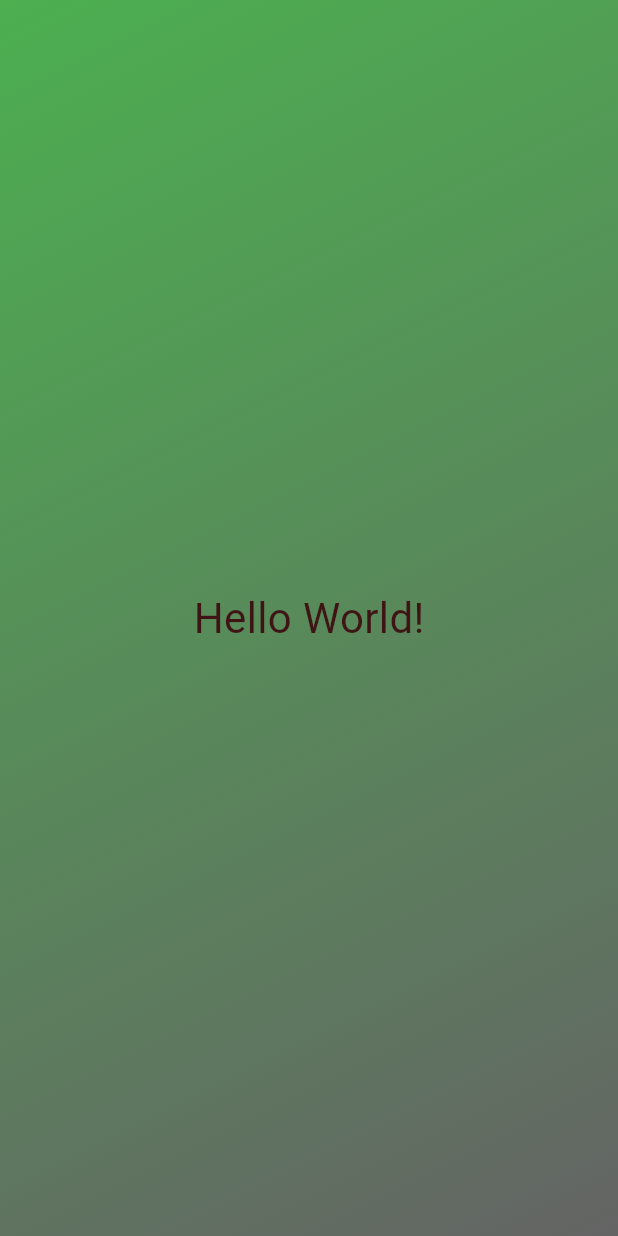
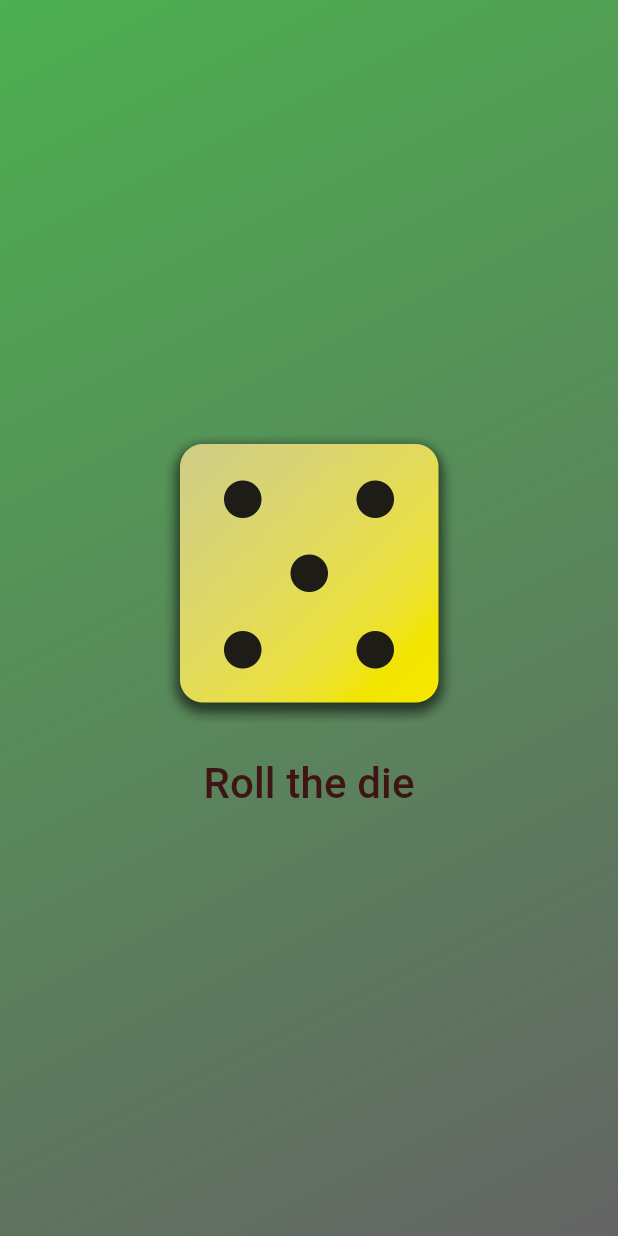
Before and after one commit to DevoGHub/flutter_dice, a Flutter app: the screen it shows after launch, on a phone screen of 412 x 824 dp. Run offline on Flutter 3.47's test engine with Material 3 defaults, Android fonts, the phone set to English and light mode, and no system bars.

Commit message:
Done with dart roller app

```diff
--- /dev/null
+++ b/lib/die_roller.dart
@@ -0,0 +1,57 @@
+import 'dart:math';
+
+import 'package:flutter/material.dart';
+import 'package:flutter_dice/styled_text.dart';
+
+final random = Random();
+int generateNumber() {
+  return random.nextInt(6) + 1;
+}
+
+class DieRoller extends StatefulWidget {
+  const DieRoller({super.key});
+
+  @override
+  State<DieRoller> createState() {
+    return _DieRollerState();
+  }
+}
+
+class _DieRollerState extends State<DieRoller> {
+  // leading _ is to define private classes
+  int currentNum = generateNumber();
+
+  void rollDie() {
+    setState(() {
+      currentNum = generateNumber();
+    });
+  }
+
+  @override
+  Widget build(context) {
+    return Column(
+      mainAxisSize: MainAxisSize.min,
+      children: [
+        Image.asset(
+          'assets/images/die-$currentNum.png',
+          width: 200,
+        ),
+        TextButton(
+          // onPressed: () {print('Hi');}, // Anonymous function syntax
+          onPressed: rollDie,
+          // style: TextButton.styleFrom(
+          //   foregroundColor: Colors.white,
+          //   textStyle: const TextStyle(
+          //     fontSize: 28,
+          //   ),
+          // ),
+          style: TextButton.styleFrom(
+              padding: const EdgeInsets.only(
+            top: 20,
+          )),
+          child: const StyledText('Roll the die'),
+        ),
+      ],
+    );
+  }
+}
--- /dev/null
+++ b/lib/gradient_container.dart
@@ -0,0 +1,29 @@
+import 'package:flutter/material.dart';
+import 'package:flutter_dice/die_roller.dart';
+
+const beginAlignment = Alignment.topLeft;
+const endAlignment = Alignment.bottomRight;
+
+class GradientContainer extends StatelessWidget {
+  final List<Color> colorsList;
+
+  // const GradientContainer({key}): super(key: key); or
+  const GradientContainer(this.colorsList, {super.key});
+
+  @override
+  Widget build(context) {
+    return Container(
+      decoration: BoxDecoration(
+        gradient: LinearGradient(
+          colors: colorsList,
+          begin: beginAlignment,
+          end: endAlignment,
+        ),
+      ),
+      child: const Center(
+        // child: StyledText(text),
+        child: DieRoller(),
+      ), // Center is used to center everything along both axis
+    ); // Basically div - cannot be const, nor can its ancestors
+  } // build s called when this widget is used
+} // Custom Widget; used for reusable widget blocks
--- a/lib/main.dart
+++ b/lib/main.dart
@@ -1,41 +1,17 @@
-import 'package:flutter/material.dart'; // Basic Flutter file
+import 'package:flutter/material.dart';
+import 'package:flutter_dice/gradient_container.dart'; // Basic Flutter file
 
-class GradientContainer extends StatelessWidget {
-  // const GradientContainer({key}): super(key: key); or
-  const GradientContainer({super.key});
-
-  @override
-  Widget build(context) {
-    return Container(
-      decoration: const BoxDecoration(
-        gradient: LinearGradient(
-          colors: [
-            Colors.green,
-            Color.fromRGBO(100, 100, 100, 1),
-          ],
-          begin: Alignment.topLeft,
-          end: Alignment.bottomRight,
-        ),
-      ),
-      child: const Center(
-        child: Text(
-          'Hello World!',
-          style: TextStyle(
-            color: Color.fromRGBO(62, 20, 20, 1),
-            fontSize: 28,
-          ),
-        ), // Text is another widget class. the first param is positional and is the readable text.
-      ), // Center is used to center everything along both axis
-    ); // Basically div - cannot be const, nor can its ancestors
-  } // build s called when this widget is used
-} // Custom Widget; used for reusable widget blocks
+const colorsList = [
+  Colors.green,
+  Color.fromRGBO(100, 100, 100, 1),
+];
 
 void main() {
   runApp(
     const MaterialApp(
       home: Scaffold(
         // backgroundColor: Color.fromRGBO(88, 14, 14, 1),
-        body: GradientContainer(),
+        body: GradientContainer(colorsList),
       ), // Scaffold is to organise and style elements
     ), // MaterialApp() is a widget class and this syntax is the cnstructor declaration. This is the root element too, somewhat like <html>
   ); // Calling the runApp() function from flutter/material.dart package; show the App UI
--- /dev/null
+++ b/lib/styled_text.dart
@@ -0,0 +1,18 @@
+import 'package:flutter/material.dart';
+
+class StyledText extends StatelessWidget {
+  final String text;
+
+  const StyledText(this.text, {super.key});
+
+  @override
+  Widget build(context) {
+    return Text(
+      text,
+      style: const TextStyle(
+        color: Color.fromRGBO(62, 20, 20, 1),
+        fontSize: 28,
+      ),
+    ); // Text is another widget class. the first param is positional and is the readable text.
+  }
+}
--- a/pubspec.yaml
+++ b/pubspec.yaml
@@ -59,9 +59,8 @@ flutter:
   uses-material-design: true
 
   # To add assets to your application, add an assets section, like this:
-  # assets:
-  #   - images/a_dot_burr.jpeg
-  #   - images/a_dot_ham.jpeg
+  assets:
+    - assets/images/
 
   # An image asset can refer to one or more resolution-specific "variants", see
   # https://flutter.dev/assets-and-images/#resolution-aware
```
Also changed, not shown: assets/images/die-1.png (added), assets/images/die-2.png (added), assets/images/die-3.png (added), assets/images/die-4.png (added), assets/images/die-5.png (added), assets/images/die-6.png (added).
